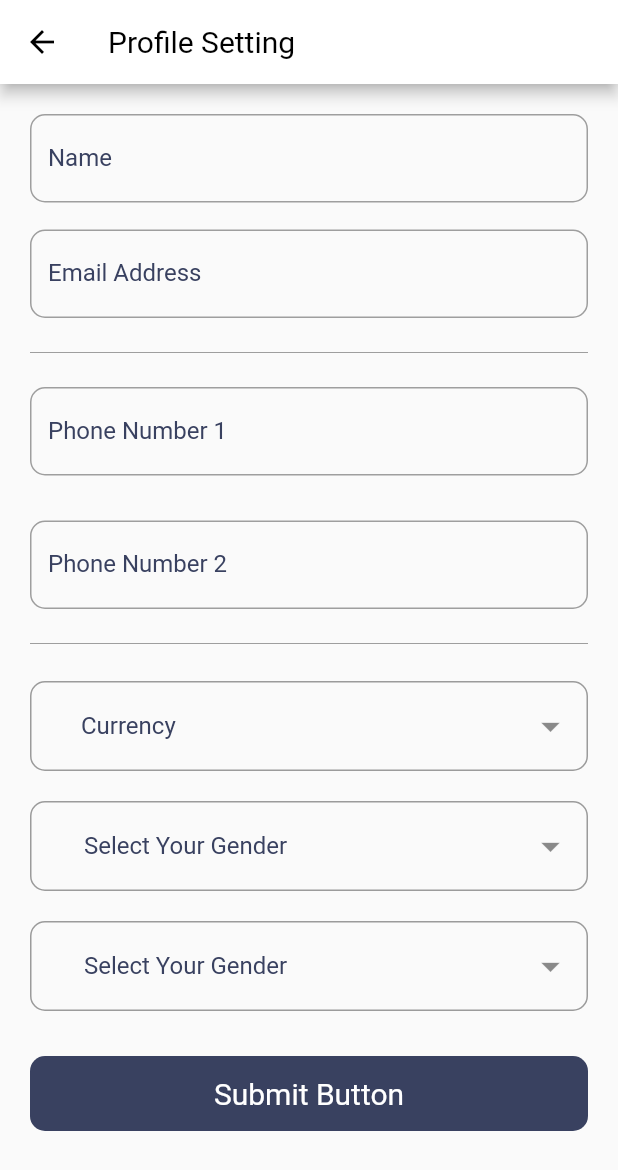
After one commit to IsmailParacha/Property-Hub, a Flutter app: the ProfileSetting screen opened directly, on a phone screen of 412 x 824 dp. The commit adds this screen. Shown: the top 1170 px of the screen. Run offline on Flutter 3.47's test engine with Material 2 defaults, Android fonts, the phone set to English and light mode, and no system bars; our stand-ins replace animated_splash_screen, dropdown_button2, email_validator, firebase_auth, firebase_core, google_sign_in and 3 more; accounts and stored records are empty.

Commit message:
Profile Setting

```diff
--- /dev/null
+++ b/lib/Screen/ProdileSetting.dart
@@ -0,0 +1,297 @@
+import 'package:dropdown_button2/dropdown_button2.dart';
+import 'package:flutter/material.dart';
+
+class ProfileSetting extends StatelessWidget {
+  final List<String> currency = [
+    'PKR',
+    'IND',
+    'IRN',
+    'DLR',
+  ];
+  final List<String> Areaitems = [
+    'Square Feet',
+    'Marla',
+    'Kanal',
+  ];
+  final List<String> Language = [
+    'English',
+    'Urdu',
+    'Arbi',
+    'Hondi',
+  ];
+  var curren = "";
+  String? selectedValue;
+  final _formKey = GlobalKey<FormState>();
+  @override
+  Widget build(BuildContext context) {
+    return Scaffold(
+      appBar: AppBar(
+          title: Text(
+            "Profile Setting",
+            style: TextStyle(color: Colors.black),
+          ),
+          backgroundColor: Colors.white,
+          iconTheme: IconThemeData.fallback()),
+      body: Padding(
+        padding: const EdgeInsets.only(top: 20.0, left: 20.0, right: 20.0),
+        child: Form(
+          key: _formKey,
+          child: ListView(
+            children: [
+              TextField(
+                  style: TextStyle(color: Colors.black),
+                  decoration: InputDecoration(
+                    enabledBorder: OutlineInputBorder(
+                      borderSide: BorderSide(color: Colors.grey),
+                      borderRadius: BorderRadius.all(Radius.circular(10)),
+                    ),
+                    focusedBorder: OutlineInputBorder(
+                      borderSide:
+                          BorderSide(color: Color.fromRGBO(57, 65, 96, 1.0)),
+                      borderRadius: BorderRadius.all(Radius.circular(10)),
+                    ),
+                    labelText: 'Name',
+                    labelStyle:
+                        TextStyle(color: Color.fromRGBO(57, 65, 96, 1.0)),
+                  )),
+              const SizedBox(height: 18),
+              TextField(
+                  style: TextStyle(color: Colors.black),
+                  decoration: InputDecoration(
+                    enabledBorder: OutlineInputBorder(
+                      borderSide: BorderSide(color: Colors.grey),
+                      borderRadius: BorderRadius.all(Radius.circular(10)),
+                    ),
+                    focusedBorder: OutlineInputBorder(
+                      borderSide:
+                          BorderSide(color: Color.fromRGBO(57, 65, 96, 1.0)),
+                      borderRadius: BorderRadius.all(Radius.circular(10)),
+                    ),
+                    labelText: 'Email Address',
+                    labelStyle:
+                        TextStyle(color: Color.fromRGBO(57, 65, 96, 1.0)),
+                  )),
+              const SizedBox(height: 18),
+              Divider(
+                height: 10.0,
+                color: Colors.grey,
+              ),
+              const SizedBox(height: 18),
+              TextField(
+                  style: TextStyle(color: Colors.black),
+                  decoration: InputDecoration(
+                    enabledBorder: OutlineInputBorder(
+                      borderSide: BorderSide(color: Colors.grey),
+                      borderRadius: BorderRadius.all(Radius.circular(10)),
+                    ),
+                    focusedBorder: OutlineInputBorder(
+                      borderSide:
+                          BorderSide(color: Color.fromRGBO(57, 65, 96, 1.0)),
+                      borderRadius: BorderRadius.all(Radius.circular(5.0)),
+                    ),
+                    labelText: 'Phone Number 1',
+                    labelStyle:
+                        TextStyle(color: Color.fromRGBO(57, 65, 96, 1.0)),
+                  )),
+              const SizedBox(height: 30),
+              TextField(
+                  style: TextStyle(color: Colors.black),
+                  decoration: InputDecoration(
+                    enabledBorder: OutlineInputBorder(
+                      borderSide: BorderSide(color: Colors.grey),
+                      borderRadius: BorderRadius.all(Radius.circular(10)),
+                    ),
+                    focusedBorder: OutlineInputBorder(
+                      borderSide:
+                          BorderSide(color: Color.fromRGBO(57, 65, 96, 1.0)),
+                      borderRadius: BorderRadius.all(Radius.circular(5.0)),
+                    ),
+                    labelText: 'Phone Number 2',
+                    labelStyle:
+                        TextStyle(color: Color.fromRGBO(57, 65, 96, 1.0)),
+                  )),
+              const SizedBox(height: 18),
+              //Currency
+              Divider(
+                height: 10.0,
+                color: Colors.grey,
+              ),
+              const SizedBox(height: 20),
+              DropdownButtonFormField2(
+                decoration: InputDecoration(
+                  //Add isDense true and zero Padding.
+                  //Add Horizontal padding using buttonPadding and Vertical padding by increasing buttonHeight instead of add Padding here so that The whole TextField Button become clickable, and also the dropdown menu open under The whole TextField Button.
+                  isDense: true,
+                  contentPadding: EdgeInsets.zero,
+                  border: OutlineInputBorder(
+                    borderRadius: BorderRadius.circular(10),
+                  ),
+                  //Add more decoration as you want here
+                  //Add label If you want but add hint outside the decoration to be aligned in the button perfectly.
+                ),
+                isExpanded: true,
+                hint: const Text(
+                  'Currency',
+                  style: TextStyle(
+                      fontSize: 16, color: Color.fromRGBO(57, 65, 96, 1.0)),
+                ),
+                icon: const Icon(
+                  Icons.arrow_drop_down,
+                  color: Colors.black45,
+                ),
+                iconSize: 30,
+                buttonHeight: 60,
+                buttonPadding: const EdgeInsets.only(left: 18, right: 10),
+                dropdownDecoration: BoxDecoration(
+                  borderRadius: BorderRadius.circular(0),
+                ),
+                items: currency
+                    .map((item) => DropdownMenuItem<String>(
+                          value: item,
+                          child: Text(
+                            item,
+                            style: const TextStyle(
+                              fontSize: 14,
+                            ),
+                          ),
+                        ))
+                    .toList(),
+                validator: (value) {
+                  if (value == null) {
+                    return 'Please select gender.';
+                  }
+                },
+                onChanged: (value) {
+                  //Do something when changing the item if you want.
+                },
+                onSaved: (value) {
+                  selectedValue = value.toString();
+                },
+              ),
+              const SizedBox(height: 20),
+              DropdownButtonFormField2(
+                decoration: InputDecoration(
+                  //Add isDense true and zero Padding.
+                  //Add Horizontal padding using buttonPadding and Vertical padding by increasing buttonHeight instead of add Padding here so that The whole TextField Button become clickable, and also the dropdown menu open under The whole TextField Button.
+                  isDense: true,
+                  contentPadding: EdgeInsets.zero,
+                  border: OutlineInputBorder(
+                    borderRadius: BorderRadius.circular(10),
+                  ),
+                  //Add more decoration as you want here
+                  //Add label If you want but add hint outside the decoration to be aligned in the button perfectly.
+                ),
+                isExpanded: true,
+                hint: const Text(
+                  'Select Your Gender',
+                  style: TextStyle(
+                      fontSize: 16, color: Color.fromRGBO(57, 65, 96, 1.0)),
+                ),
+                icon: const Icon(
+                  Icons.arrow_drop_down,
+                  color: Colors.black45,
+                ),
+                iconSize: 30,
+                buttonHeight: 60,
+                buttonPadding: const EdgeInsets.only(left: 20, right: 10),
+                dropdownDecoration: BoxDecoration(
+                  borderRadius: BorderRadius.circular(0),
+                ),
+                items: Areaitems.map((item) => DropdownMenuItem<String>(
+                      value: item,
+                      child: Text(
+                        item,
+                        style: const TextStyle(
+                          fontSize: 14,
+                        ),
+                      ),
+                    )).toList(),
+                validator: (value) {
+                  if (value == null) {
+                    return 'Area';
+                  }
+                },
+                onChanged: (value) {
+                  //Do something when changing the item if you want.
+                },
+                onSaved: (value) {
+                  selectedValue = value.toString();
+                },
+              ),
+              const SizedBox(height: 20),
+              DropdownButtonFormField2(
+                decoration: InputDecoration(
+                  //Add isDense true and zero Padding.
+                  //Add Horizontal padding using buttonPadding and Vertical padding by increasing buttonHeight instead of add Padding here so that The whole TextField Button become clickable, and also the dropdown menu open under The whole TextField Button.
+                  isDense: true,
+                  contentPadding: EdgeInsets.zero,
+                  border: OutlineInputBorder(
+                    borderRadius: BorderRadius.circular(10),
+                  ),
+                  //Add more decoration as you want here
+                  //Add label If you want but add hint outside the decoration to be aligned in the button perfectly.
+                ),
+                isExpanded: true,
+                hint: const Text(
+                  'Select Your Gender',
+                  style: TextStyle(
+                      fontSize: 16, color: Color.fromRGBO(57, 65, 96, 1.0)),
+                ),
+                icon: const Icon(
+                  Icons.arrow_drop_down,
+                  color: Colors.black45,
+                ),
+                iconSize: 30,
+                buttonHeight: 60,
+                buttonPadding: const EdgeInsets.only(left: 20, right: 10),
+                dropdownDecoration: BoxDecoration(
+                  borderRadius: BorderRadius.circular(0),
+                ),
+                items: Language.map((item) => DropdownMenuItem<String>(
+                      value: item,
+                      child: Text(
+                        item,
+                        style: const TextStyle(
+                          fontSize: 14,
+                        ),
+                      ),
+                    )).toList(),
+                validator: (value) {
+                  if (value == null) {
+                    return 'Language';
+                  }
+                },
+                onChanged: (value) {
+                  //Do something when changing the item if you want.
+                },
+                onSaved: (value) {
+                  selectedValue = value.toString();
+                },
+              ),
+              const SizedBox(height: 30),
+              InkWell(
+                onTap: () {
+                  if (_formKey.currentState!.validate()) {
+                    _formKey.currentState!.save();
+                  }
+                },
+                child: Expanded(
+                    child: Container(
+                        height: 50,
+                        decoration: BoxDecoration(
+                            color: Color.fromRGBO(57, 65, 96, 1.0),
+                            borderRadius: BorderRadius.circular(10)),
+                        child: Center(
+                          child: const Text(
+                            'Submit Button',
+                            style: TextStyle(fontSize: 20, color: Colors.white),
+                          ),
+                        ))),
+              ),
+            ],
+          ),
+        ),
+      ),
+    );
+  }
+}
--- a/lib/Screen/userprofile.dart
+++ b/lib/Screen/userprofile.dart
@@ -1,6 +1,7 @@
 import 'package:firebase_auth/firebase_auth.dart';
 import 'package:flutter/material.dart';
 import 'package:property/Screen/ContactUs.dart';
+import 'package:property/Screen/ProdileSetting.dart';
 import 'package:property/widgets/PostAnAdd.dart';
 // ignore: import_of_legacy_library_into_null_safe
 import 'package:share/share.dart';
@@ -77,12 +78,20 @@ class _userprofileState extends State<userprofile> {
                       Row(
                         mainAxisAlignment: MainAxisAlignment.spaceEvenly,
                         children: [
-                          userdetail(
-                              'Profile\nSetting',
-                              Icon(
-                                Icons.settings,
-                                size: 27,
-                              )),
+                          InkWell(
+                            onTap: () {
+                              Navigator.push(
+                                  context,
+                                  MaterialPageRoute(
+                                      builder: (context) => ProfileSetting()));
+                            },
+                            child: userdetail(
+                                'Profile\nSetting',
+                                Icon(
+                                  Icons.settings,
+                                  size: 27,
+                                )),
+                          ),
                           SizedBox(
                             width: 10,
                           ),
--- a/pubspec.yaml
+++ b/pubspec.yaml
@@ -35,7 +35,9 @@ dependencies:
   cupertino_icons: ^1.0.2
   animated_bottom_navigation_bar: ^0.3.2
   tuple: ^2.0.0
-  country_code_picker: ^1.4.0
+  country_picker: ^2.0.15
+  dropdown_button2: ^1.7.1
+
   share: ^0.6.3+6
   flutter_share: ^2.0.0
   another_xlider: ^1.0.0
```
Also changed, not shown: pubspec.lock.
